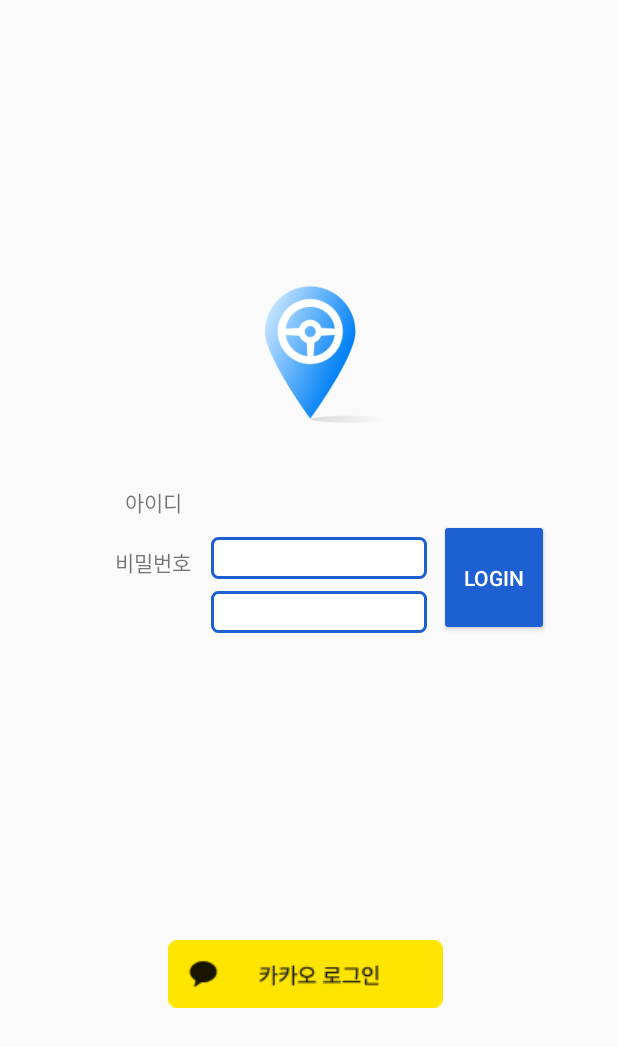
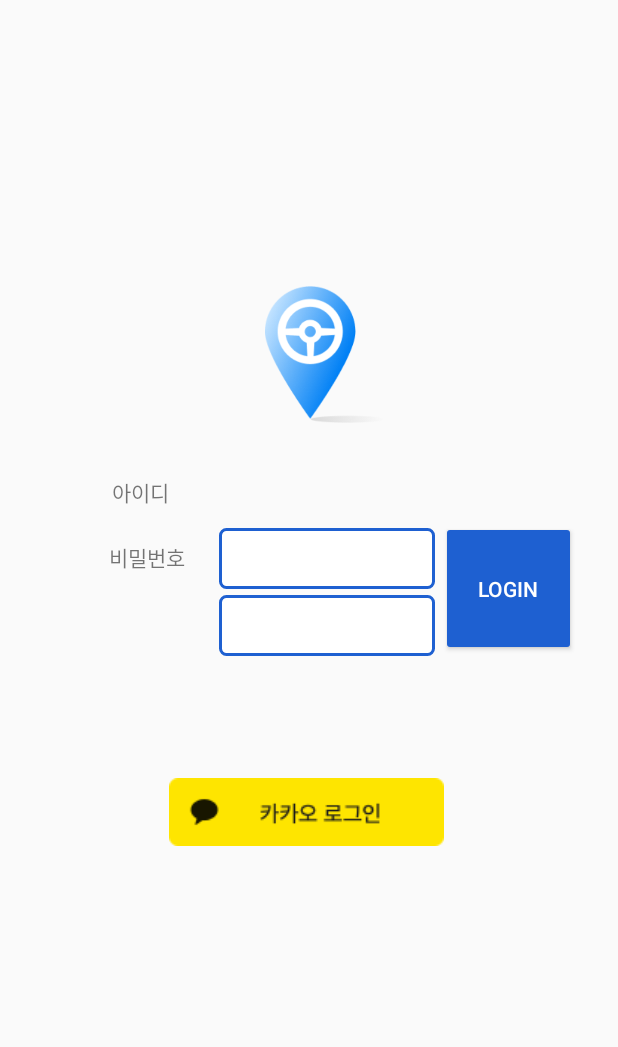
Before and after one commit to Car-Give/Android, an Android app: the screen it shows after launch (LoginActivity), on a phone screen of 412 x 824 dp. Shown: the top 1047 px of the screen. Run offline under Robolectric (Android 15) with nearby library versions, the phone set to English and light mode, and no system bars; libraries missing offline, so code that uses them is left out: com.android.identity.

Commit message:
chore: sdk 종속성 추가

```diff
--- a/app/build.gradle
+++ b/app/build.gradle
@@ -41,6 +41,7 @@ dependencies {
     implementation 'androidx.appcompat:appcompat:1.6.1'
     implementation 'com.google.android.material:material:1.9.0'
     implementation 'androidx.constraintlayout:constraintlayout:2.1.4'
+    implementation 'com.android.identity:identity-credential:+'
     testImplementation 'junit:junit:4.13.2'
     androidTestImplementation 'androidx.test.ext:junit:1.1.5'
     androidTestImplementation 'androidx.test.espresso:espresso-core:3.5.1'
--- a/app/src/main/AndroidManifest.xml
+++ b/app/src/main/AndroidManifest.xml
@@ -32,6 +32,9 @@
         <activity
             android:name="com.example.cargive.feat.map.MainActivity"
             android:exported="false" />
+        <meta-data
+            android:name="com.kakao.sdk.AppKey"
+            android:value="494ad5f3ae6c3e4afb10cbe2fde6780f" />
 
     </application>
 </manifest>
--- a/app/src/main/java/com/example/cargive/feat/login/LoginActivity.kt
+++ b/app/src/main/java/com/example/cargive/feat/login/LoginActivity.kt
@@ -4,14 +4,19 @@ import android.content.ContentValues.TAG
 import androidx.appcompat.app.AppCompatActivity
 import android.os.Bundle
 import android.util.Log
+import com.android.identity.Utility
 import com.example.cargive.databinding.ActivityLoginBinding
 
 class LoginActivity : AppCompatActivity() {
     private lateinit var viewBinding: ActivityLoginBinding
+    private var code = ""
+    private var accessToken = ""
     override fun onCreate(savedInstanceState: Bundle?) {
         super.onCreate(savedInstanceState)
         viewBinding = ActivityLoginBinding.inflate(layoutInflater)
+
         setContentView(viewBinding.root)
+
 
         viewBinding.kakaologinButton.setOnClickListener {
 
--- /dev/null
+++ b/app/src/main/java/com/example/cargive/feat/login/Myapplication.kt
@@ -0,0 +1,4 @@
+package com.example.cargive.feat.login
+
+class Myapplication {
+}
--- a/app/src/main/res/layout/activity_login.xml
+++ b/app/src/main/res/layout/activity_login.xml
@@ -12,10 +12,11 @@
         android:layout_width="45dp"
         android:layout_height="23dp"
         android:layout_marginStart="45dp"
-        android:layout_marginTop="324dp"
+        android:layout_marginTop="317dp"
+        android:layout_marginEnd="245dp"
         android:text="아이디"
-        app:layout_constraintEnd_toStartOf="@+id/InputID"
-        app:layout_constraintHorizontal_bias="0.758"
+        app:layout_constraintEnd_toEndOf="@+id/button"
+        app:layout_constraintHorizontal_bias="0.611"
         app:layout_constraintStart_toStartOf="parent"
         app:layout_constraintTop_toTopOf="parent" />
 
@@ -24,22 +25,24 @@
         android:layout_width="54dp"
         android:layout_height="23dp"
         android:layout_marginStart="45dp"
-        android:layout_marginTop="364dp"
+        android:layout_marginTop="15dp"
+        android:layout_marginEnd="245dp"
         android:text="비밀번호"
         app:layout_constraintBottom_toBottomOf="parent"
-        app:layout_constraintEnd_toStartOf="@+id/InputPassword"
-        app:layout_constraintHorizontal_bias="0.758"
+        app:layout_constraintEnd_toEndOf="@+id/button"
+        app:layout_constraintHorizontal_bias="0.703"
         app:layout_constraintStart_toStartOf="parent"
-        app:layout_constraintTop_toTopOf="parent"
-        app:layout_constraintVertical_bias="0.0" />
+        app:layout_constraintTop_toBottomOf="@+id/textView"
+        app:layout_constraintVertical_bias="0.01" />
 
     <EditText
         android:id="@+id/InputID"
         android:layout_width="144dp"
-        android:layout_height="28dp"
+        android:layout_height="wrap_content"
+        android:textSize="12sp"
         android:layout_marginStart="1dp"
-        android:layout_marginTop="76dp"
-        android:layout_marginEnd="8dp"
+        android:layout_marginTop="70dp"
+        android:layout_marginEnd="4dp"
         android:layout_marginBottom="9dp"
         android:background="@drawable/edittext_background"
         android:inputType="text"
@@ -53,9 +56,10 @@
     <EditText
         android:id="@+id/InputPassword"
         android:layout_width="144dp"
-        android:layout_height="28dp"
-        android:layout_marginTop="8dp"
-        android:layout_marginEnd="8dp"
+        android:textSize="12sp"
+        android:layout_height="wrap_content"
+        android:layout_marginTop="4dp"
+        android:layout_marginEnd="4dp"
         android:background="@drawable/edittext_background"
         android:inputType="text"
         android:padding="12dp"
@@ -66,20 +70,18 @@
 
     <Button
         android:id="@+id/button"
-        android:layout_width="73dp"
-        android:layout_height="78dp"
-        android:layout_marginStart="250dp"
-        android:layout_marginEnd="46dp"
-        android:layout_marginBottom="8dp"
+        android:layout_width="90dp"
+        android:layout_height="90dp"
+        android:layout_marginStart="300dp"
+        android:layout_marginTop="65dp"
+        android:layout_marginEnd="30dp"
         android:backgroundTint="@color/mainblue"
         android:text="Login"
         android:textColor="@color/white"
-        app:layout_constraintBottom_toBottomOf="parent"
         app:layout_constraintEnd_toEndOf="parent"
-        app:layout_constraintHorizontal_bias="1.0"
+        app:layout_constraintHorizontal_bias="0.798"
         app:layout_constraintStart_toStartOf="parent"
-        app:layout_constraintTop_toTopOf="parent"
-        app:layout_constraintVertical_bias="0.469" />
+        app:layout_constraintTop_toBottomOf="@+id/imageView" />
 
     <ImageView
         android:id="@+id/imageView"
@@ -101,10 +103,10 @@
         android:layout_height="wrap_content"
         android:layout_marginStart="112dp"
         android:layout_marginEnd="116dp"
-        android:layout_marginBottom="152dp"
+        android:layout_marginBottom="260dp"
         app:layout_constraintBottom_toBottomOf="parent"
         app:layout_constraintEnd_toEndOf="parent"
-        app:layout_constraintHorizontal_bias="0.0"
+        app:layout_constraintHorizontal_bias="1.0"
         app:layout_constraintStart_toStartOf="parent"
         app:srcCompat="@drawable/kakao_login_button" />
 
```
